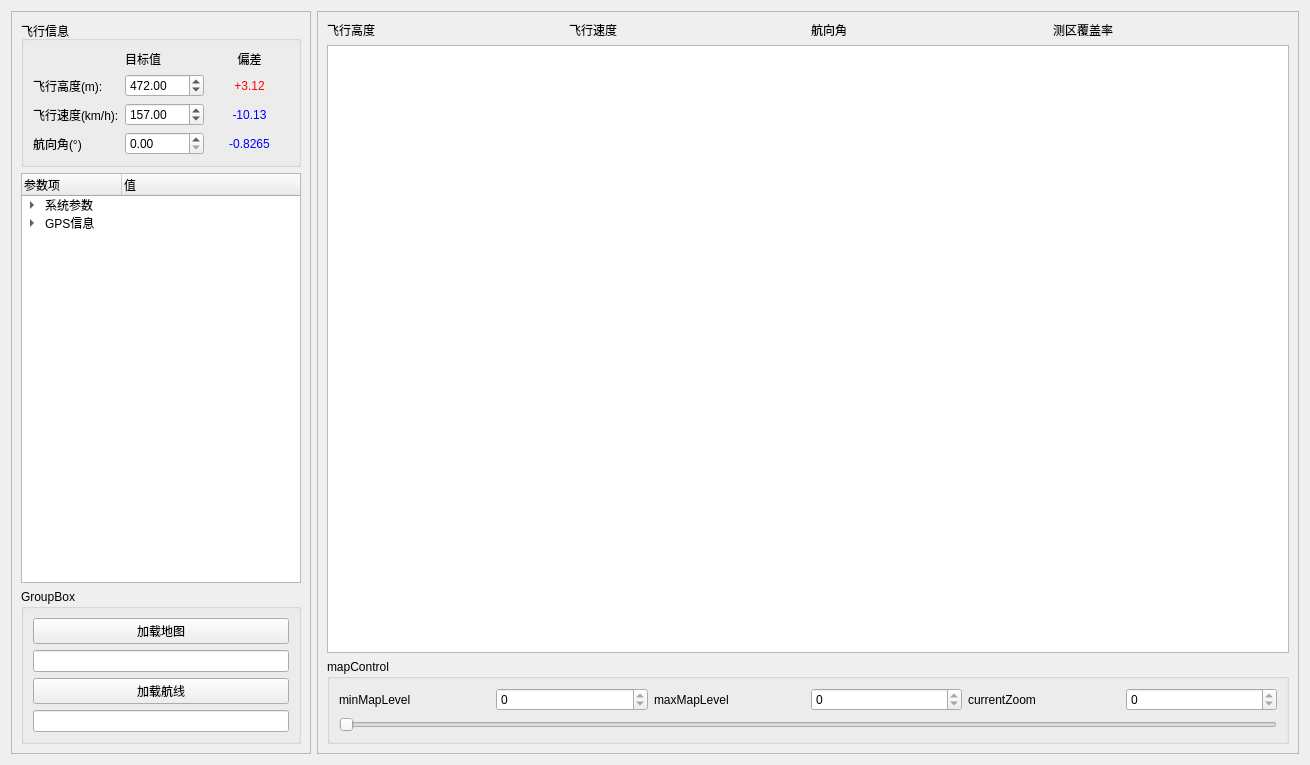
Before: the Qt Designer form ui/navigation.ui in kdurant/qt_study, drawn with Qt 5.
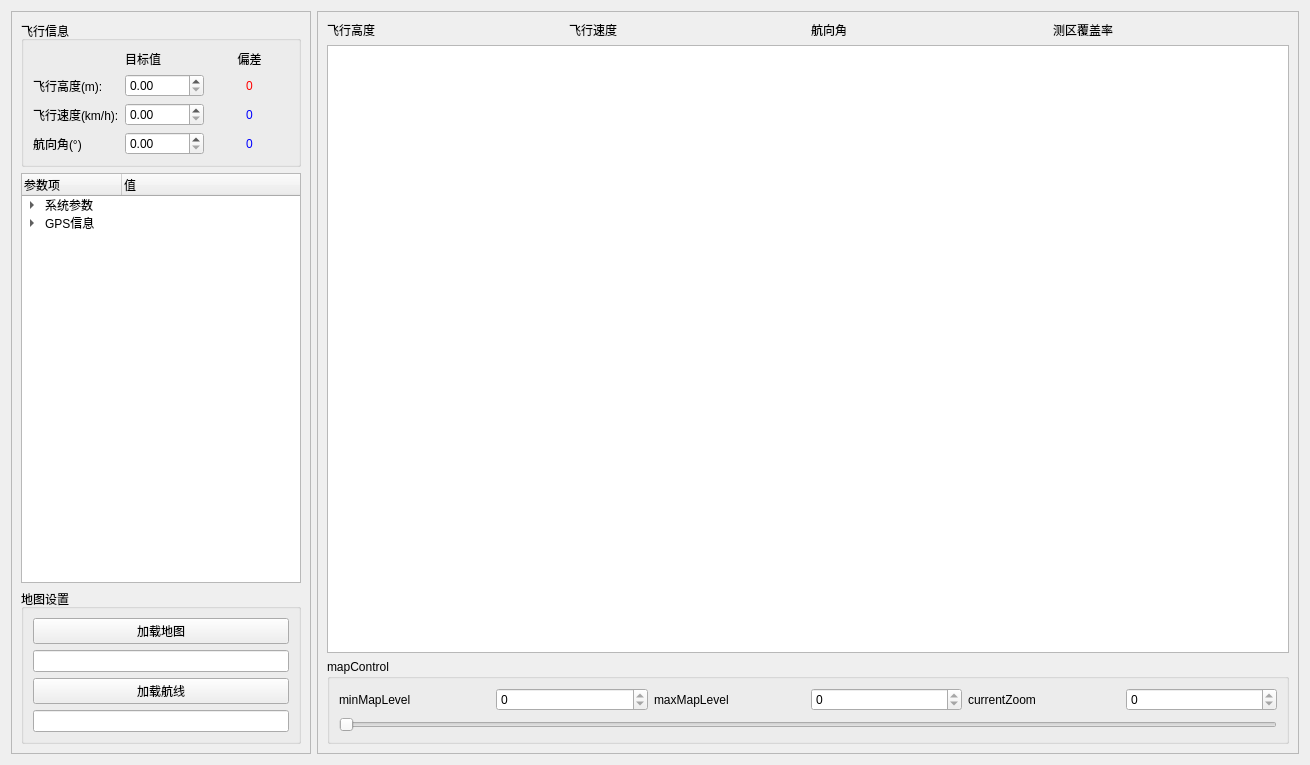
After: the same form once the commit is applied. Custom widgets are drawn as their Qt base class.

The edit to the form file:
```diff
--- a/ui/navigation.ui
+++ b/ui/navigation.ui
@@ -56,7 +56,7 @@
             <double>9999.989999999999782</double>
            </property>
            <property name="value">
-            <double>472.000000000000000</double>
+            <double>0.000000000000000</double>
            </property>
           </widget>
          </item>
@@ -87,7 +87,7 @@
             <string notr="true">color: rgb(255, 0, 0);</string>
            </property>
            <property name="text">
-            <string>+3.12</string>
+            <string>0</string>
            </property>
            <property name="alignment">
             <set>Qt::AlignCenter</set>
@@ -101,7 +101,7 @@
 </string>
            </property>
            <property name="text">
-            <string>-10.13</string>
+            <string>0</string>
            </property>
            <property name="alignment">
             <set>Qt::AlignCenter</set>
@@ -130,7 +130,7 @@
             <double>9999.989999999999782</double>
            </property>
            <property name="value">
-            <double>157.000000000000000</double>
+            <double>0.000000000000000</double>
            </property>
           </widget>
          </item>
@@ -147,7 +147,7 @@
             <string notr="true">color: rgb(0, 0, 255);</string>
            </property>
            <property name="text">
-            <string>-0.8265</string>
+            <string>0</string>
            </property>
            <property name="alignment">
             <set>Qt::AlignCenter</set>
@@ -301,7 +301,7 @@
       <item>
        <widget class="QGroupBox" name="groupBox_2">
         <property name="title">
-         <string>GroupBox</string>
+         <string>地图设置</string>
         </property>
         <layout class="QGridLayout" name="gridLayout_2">
          <item row="0" column="0">
```
Left out of the diff: 6 changed lines with no effect on the pictures.
